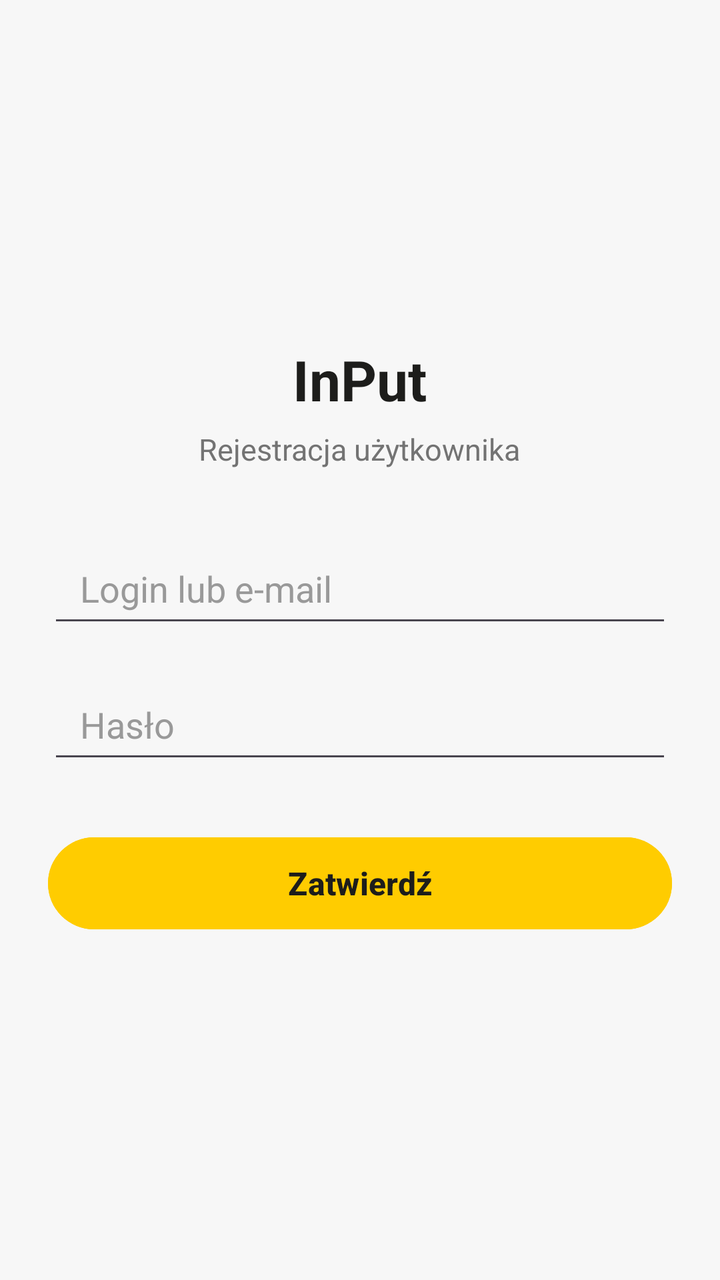
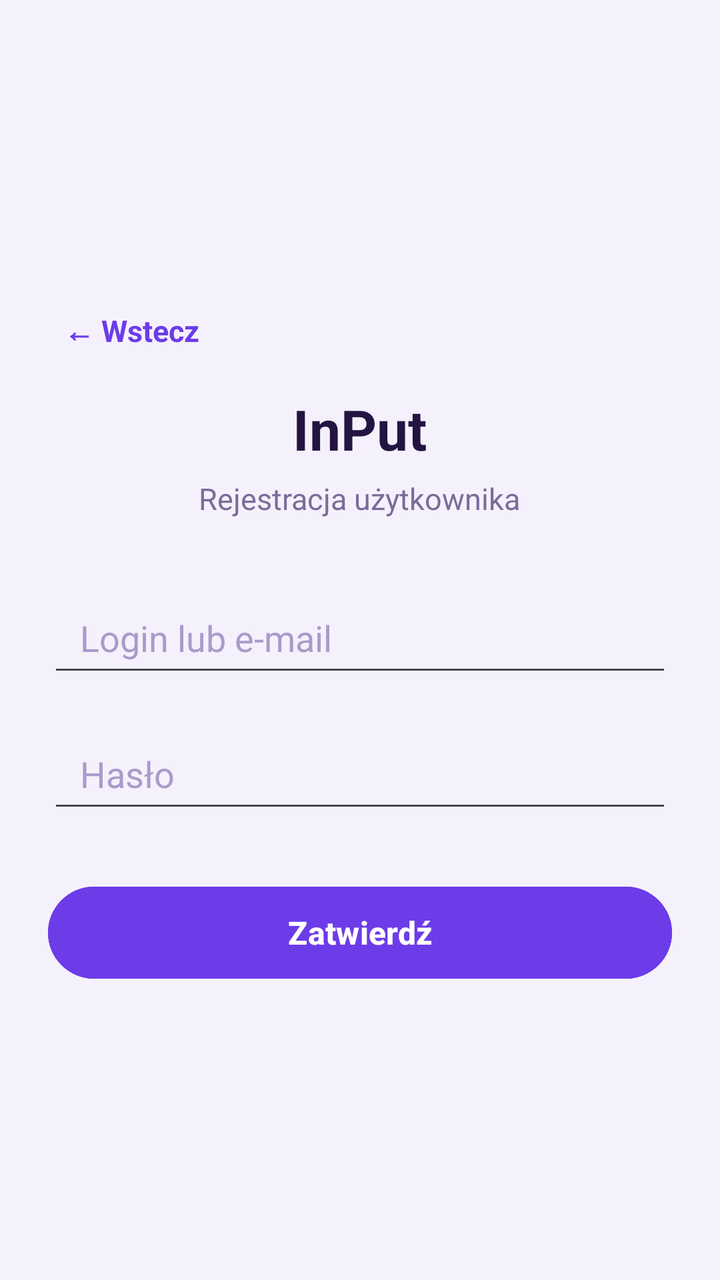

Two renders of the same Android screen: before a commit and after it. Below are the layout's source before the change and the commit's diff.
<!-- AndroidManifest.xml: application theme Theme.DemoEmptyActivity -->
<!-- res/layout/activity_register_user.xml -->
<?xml version="1.0" encoding="utf-8"?>
<androidx.appcompat.widget.LinearLayoutCompat
        xmlns:android="http://schemas.android.com/apk/res/android"
        xmlns:tools="http://schemas.android.com/tools"
        android:id="@+id/main"
        android:layout_width="match_parent"
        android:layout_height="match_parent"
        android:orientation="vertical"
        android:gravity="center"
        android:padding="24dp"
        android:background="#F7F7F7"
        tools:context=".RegisterUserActivity">

    <TextView
            android:id="@+id/tvTitle"
            android:layout_width="wrap_content"
            android:layout_height="wrap_content"
            android:text="InPut"
            android:textSize="28sp"
            android:textStyle="bold"
            android:textColor="#1D1D1B"
            android:layout_marginBottom="6dp" />

    <TextView
            android:id="@+id/tvSubtitle"
            android:layout_width="wrap_content"
            android:layout_height="wrap_content"
            android:text="Rejestracja użytkownika"
            android:textSize="15sp"
            android:textColor="#737373"
            android:layout_marginBottom="32dp" />

    <EditText
            android:id="@+id/etLogin"
            android:layout_width="match_parent"
            android:layout_height="52dp"
            android:hint="Login lub e-mail"
            android:inputType="text"
            android:paddingStart="16dp"
            android:paddingEnd="16dp"
            android:textColor="#1D1D1B"
            android:textColorHint="#999999"
            android:layout_marginBottom="16dp" />

    <EditText
            android:id="@+id/etPassword"
            android:layout_width="match_parent"
            android:layout_height="52dp"
            android:hint="Hasło"
            android:inputType="textPassword"
            android:paddingStart="16dp"
            android:paddingEnd="16dp"
            android:textColor="#1D1D1B"
            android:textColorHint="#999999"
            android:layout_marginBottom="28dp" />

    <Button
            android:id="@+id/btnSubmit"
            android:layout_width="match_parent"
            android:layout_height="54dp"
            android:text="Zatwierdź"
            android:textSize="16sp"
            android:textStyle="bold"
            android:textColor="#1D1D1B"
            android:backgroundTint="#FFCC00" />

</androidx.appcompat.widget.LinearLayoutCompat>
<!-- resources referenced by this layout -->
<resources>
  <style name="Theme.DemoEmptyActivity" parent="Base.Theme.DemoEmptyActivity" />
  <style name="Base.Theme.DemoEmptyActivity" parent="Theme.Material3.DayNight.NoActionBar">
          
          
      </style>
</resources>

<!-- the commit's change to res/layout/activity_register_user.xml (unified diff, before → after) -->
@@ -8,8 +8,22 @@
         android:orientation="vertical"
         android:gravity="center"
         android:padding="24dp"
-        android:background="#F7F7F7"
+        android:background="@color/purple_background"
         tools:context=".RegisterUserActivity">
+
+    <TextView
+            android:id="@+id/btnBack"
+            android:layout_width="wrap_content"
+            android:layout_height="wrap_content"
+            android:layout_gravity="start"
+            android:text="← Wstecz"
+            android:textColor="@color/purple_primary"
+            android:textSize="15sp"
+            android:textStyle="bold"
+            android:clickable="true"
+            android:focusable="true"
+            android:padding="8dp"
+            android:layout_marginBottom="12dp" />
 
     <TextView
             android:id="@+id/tvTitle"
@@ -18,7 +32,7 @@
             android:text="InPut"
             android:textSize="28sp"
             android:textStyle="bold"
-            android:textColor="#1D1D1B"
+            android:textColor="@color/text_dark"
             android:layout_marginBottom="6dp" />
 
     <TextView
@@ -27,7 +41,7 @@
             android:layout_height="wrap_content"
             android:text="Rejestracja użytkownika"
             android:textSize="15sp"
-            android:textColor="#737373"
+            android:textColor="@color/text_muted"
             android:layout_marginBottom="32dp" />
 
     <EditText
@@ -38,8 +52,8 @@
             android:inputType="text"
             android:paddingStart="16dp"
             android:paddingEnd="16dp"
-            android:textColor="#1D1D1B"
-            android:textColorHint="#999999"
+            android:textColor="@color/text_dark"
+            android:textColorHint="@color/hint_muted"
             android:layout_marginBottom="16dp" />
 
     <EditText
@@ -50,8 +64,8 @@
             android:inputType="textPassword"
             android:paddingStart="16dp"
             android:paddingEnd="16dp"
-            android:textColor="#1D1D1B"
-            android:textColorHint="#999999"
+            android:textColor="@color/text_dark"
+            android:textColorHint="@color/hint_muted"
             android:layout_marginBottom="28dp" />
 
     <Button
@@ -61,7 +75,7 @@
             android:text="Zatwierdź"
             android:textSize="16sp"
             android:textStyle="bold"
-            android:textColor="#1D1D1B"
-            android:backgroundTint="#FFCC00" />
+            android:textColor="@color/white"
+            android:backgroundTint="@color/purple_primary" />
 
 </androidx.appcompat.widget.LinearLayoutCompat>
<!-- resource entries referenced after the edit -->
@@ -1,9 +1,18 @@
 <!-- resources referenced by this layout -->
 <resources>
+  <color name="hint_muted">#A99BC9</color>
+  <color name="purple_background">#F5F1FC</color>
+  <color name="purple_primary">#6C3CE9</color>
+  <color name="text_dark">#241442</color>
+  <color name="text_muted">#7A6C99</color>
+  <color name="white">#FFFFFFFF</color>
   <style name="Theme.DemoEmptyActivity" parent="Base.Theme.DemoEmptyActivity" />
   <style name="Base.Theme.DemoEmptyActivity" parent="Theme.Material3.DayNight.NoActionBar">
-          
-          
+          <item name="colorPrimary">@color/purple_primary</item>
+          <item name="colorPrimaryDark">@color/purple_primary_dark</item>
+          <item name="colorOnPrimary">@color/white</item>
+          <item name="android:windowBackground">@color/purple_background</item>
       </style>
+  <color name="purple_primary_dark">#4B2AAE</color>
 </resources>
 
